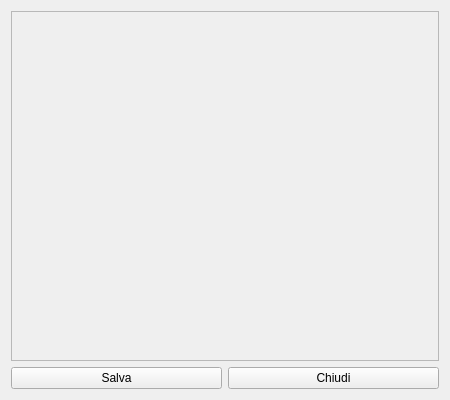
The window that skillcreator.ui (Iximiel/Skillcreator) describes before a commit, drawn with Qt 5.
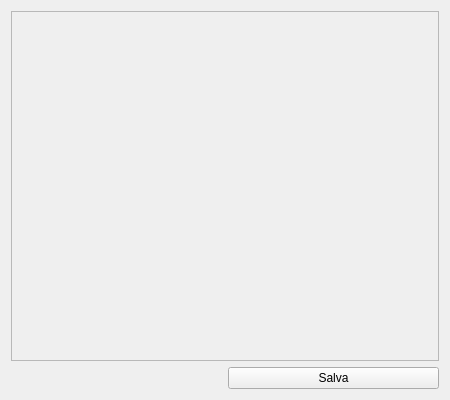
The same window after the commit.

Patch:
```diff
--- a/skillcreator.ui
+++ b/skillcreator.ui
@@ -37,17 +37,10 @@
      </widget>
     </widget>
    </item>
-   <item row="1" column="0">
-    <widget class="QPushButton" name="pushButton_2">
-     <property name="text">
-      <string>Salva</string>
-     </property>
-    </widget>
-   </item>
    <item row="1" column="1">
     <widget class="QPushButton" name="pushButton">
      <property name="text">
-      <string>Chiudi</string>
+      <string>Salva</string>
      </property>
     </widget>
    </item>
```
Left out of the diff: 2 changed lines with no effect on the pictures.
